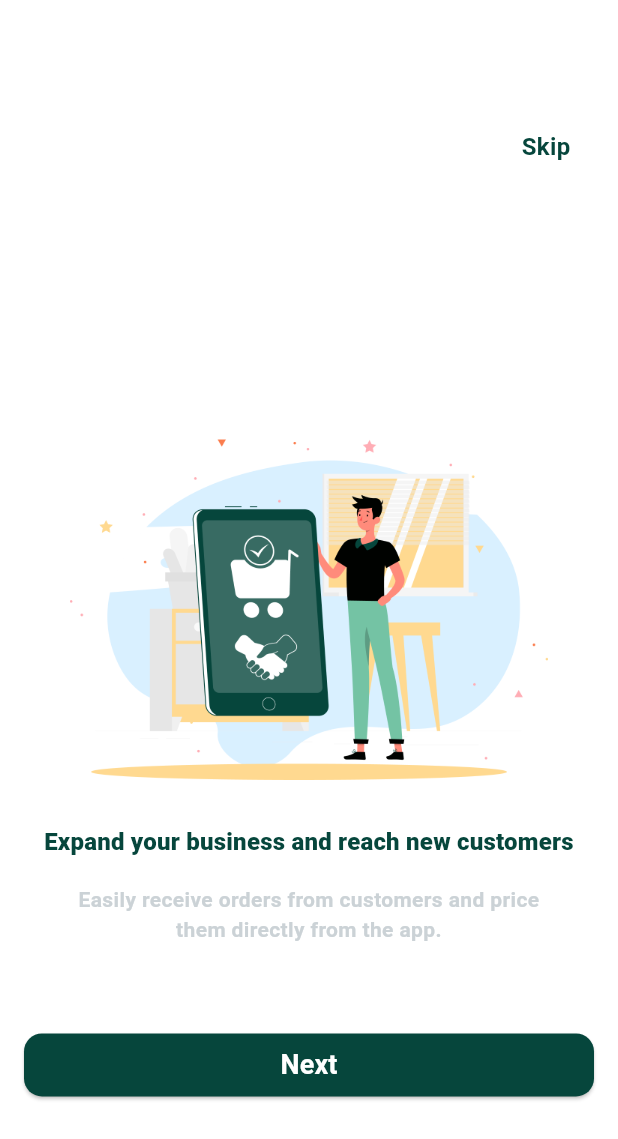
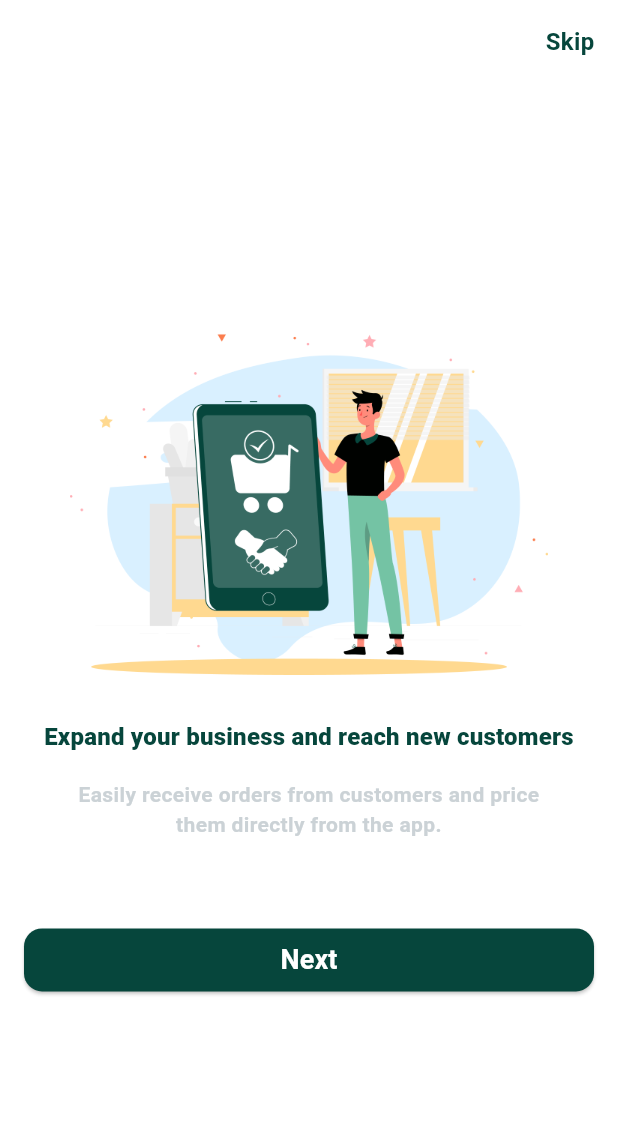
Before and after one commit to mahmoudismail9488/practicing-, a Flutter app: the screen it shows after launch, on a phone screen of 412 x 824 dp. Shown: the top 1139 px of the screen. Run offline on Flutter 3.47's test engine with Material 3 defaults, Android fonts, the phone set to English and light mode, and no system bars; our stand-ins replace google_fonts.

Commit message:
edit some UI

```diff
--- a/lib/widget/onboarding_screen.dart
+++ b/lib/widget/onboarding_screen.dart
@@ -40,24 +40,10 @@ class _OnboardingScreenState extends State<OnboardingScreen> {
   @override
   Widget build(BuildContext context) {
     return Scaffold(
-      body: PageView.builder(
-        onPageChanged: (value) {
-          setState(() {
-            currentPage = value;
-          });
-        },
-        itemCount: onBoardingPages.length,
-        allowImplicitScrolling: false,
-        controller: onBoardingPageController,
-        itemBuilder: (context, index) => Padding(
-          padding: const EdgeInsets.only(left: 16, bottom: 16, right: 16),
-          child: Column(
-            mainAxisAlignment: MainAxisAlignment.spaceAround,
-            children: [
+      appBar: AppBar(
+        backgroundColor: Theme.of(context).scaffoldBackgroundColor,
+        actions: [
           if (currentPage != onBoardingPages.length - 1)
-                Row(
-                  mainAxisAlignment: MainAxisAlignment.end,
-                  children: [
             TextButton(
               onPressed: () {
                 Navigator.of(context).pushReplacement(
@@ -74,7 +60,18 @@ class _OnboardingScreenState extends State<OnboardingScreen> {
             ),
         ],
       ),
-              Column(
+      body: PageView.builder(
+        onPageChanged: (value) {
+          setState(() {
+            currentPage = value;
+          });
+        },
+        itemCount: onBoardingPages.length,
+        allowImplicitScrolling: false,
+        controller: onBoardingPageController,
+        itemBuilder: (context, index) => Padding(
+          padding: const EdgeInsets.only(left: 16, bottom: 16, right: 16),
+          child: Column(
             mainAxisAlignment: MainAxisAlignment.center,
             crossAxisAlignment: CrossAxisAlignment.center,
             spacing: 16,
@@ -141,30 +138,26 @@ class _OnboardingScreenState extends State<OnboardingScreen> {
                     Expanded(
                       child: OutlinedButton(
                         style: OutlinedButton.styleFrom(
+                          side: BorderSide(
+                            width: 2,
+                            color: Theme.of(context).primaryColor,
+                          ),
                           shape: RoundedRectangleBorder(
                             borderRadius: BorderRadiusGeometry.circular(12),
                           ),
-                              backgroundColor: Theme.,
+                          backgroundColor: Colors.white,
                         ),
-                            onPressed: () {
-                              if (currentPage == onBoardingPages.length) {
-                                return;
-                              }
-                              setState(() {
-                                currentPage = currentPage + 1;
-                              });
-                              onBoardingPageController.nextPage(
-                                duration: Duration(milliseconds: 100),
-                                curve: Curves.linear,
-                              );
-                            },
+                        onPressed: () {},
                         child: Padding(
-                              padding: const EdgeInsets.all(8.0),
+                          padding: const EdgeInsets.symmetric(
+                            vertical: 12.0,
+                            horizontal: 24,
+                          ),
                           child: Text(
                             "Sign In",
                             style: TextStyle(
                               fontSize: 18,
-                                  color: Colors.white,
+                              color: Theme.of(context).primaryColor,
                               fontWeight: FontWeight.w600,
                             ),
                           ),
@@ -181,20 +174,12 @@ class _OnboardingScreenState extends State<OnboardingScreen> {
                           backgroundColor: Theme.of(context).primaryColor,
                           foregroundColor: Colors.white,
                         ),
-                            onPressed: () {
-                              if (currentPage == onBoardingPages.length) {
-                                return;
-                              }
-                              setState(() {
-                                currentPage = currentPage + 1;
-                              });
-                              onBoardingPageController.nextPage(
-                                duration: Duration(milliseconds: 100),
-                                curve: Curves.linear,
-                              );
-                            },
+                        onPressed: () {},
                         child: Padding(
-                              padding: const EdgeInsets.all(8.0),
+                          padding: const EdgeInsets.symmetric(
+                            vertical: 12.0,
+                            horizontal: 24,
+                          ),
                           child: Text(
                             "Sign Up",
                             style: TextStyle(
@@ -210,8 +195,6 @@ class _OnboardingScreenState extends State<OnboardingScreen> {
                 ),
             ],
           ),
-            ],
-          ),
         ),
       ),
     );
```
Lines whose indentation alone changed are shown as unchanged.
